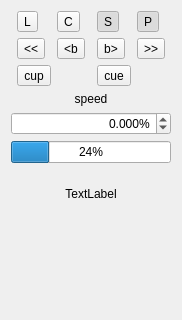
This is app/playerview.ui in x37v/datajockey as Qt 5 draws it before an edit; both pictures show x 0 to 182 and y 0 to 320 of the 182 by 623 pixel window. The edited form follows.
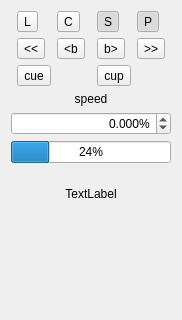
This is the edited form. Custom widgets are drawn as their Qt base class.

Commit message: swapped cue and cup

```diff
--- a/app/playerview.ui
+++ b/app/playerview.ui
@@ -101,14 +101,14 @@
          </property>
         </widget>
        </item>
-       <item row="2" column="0" colspan="2">
+       <item row="3" column="2" colspan="2">
         <widget class="QToolButton" name="jump_up">
          <property name="text">
           <string>cup</string>
          </property>
         </widget>
        </item>
-       <item row="2" column="2" colspan="2">
+       <item row="3" column="0" colspan="2">
         <widget class="QToolButton" name="jump">
          <property name="text">
           <string>cue</string>
```
